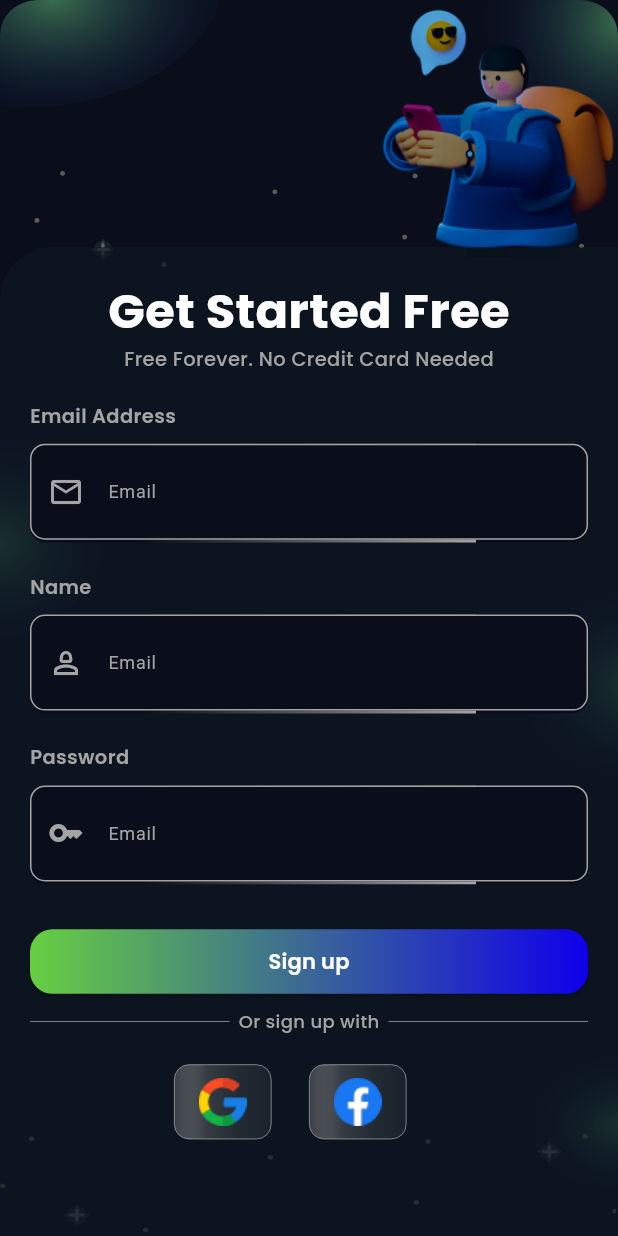
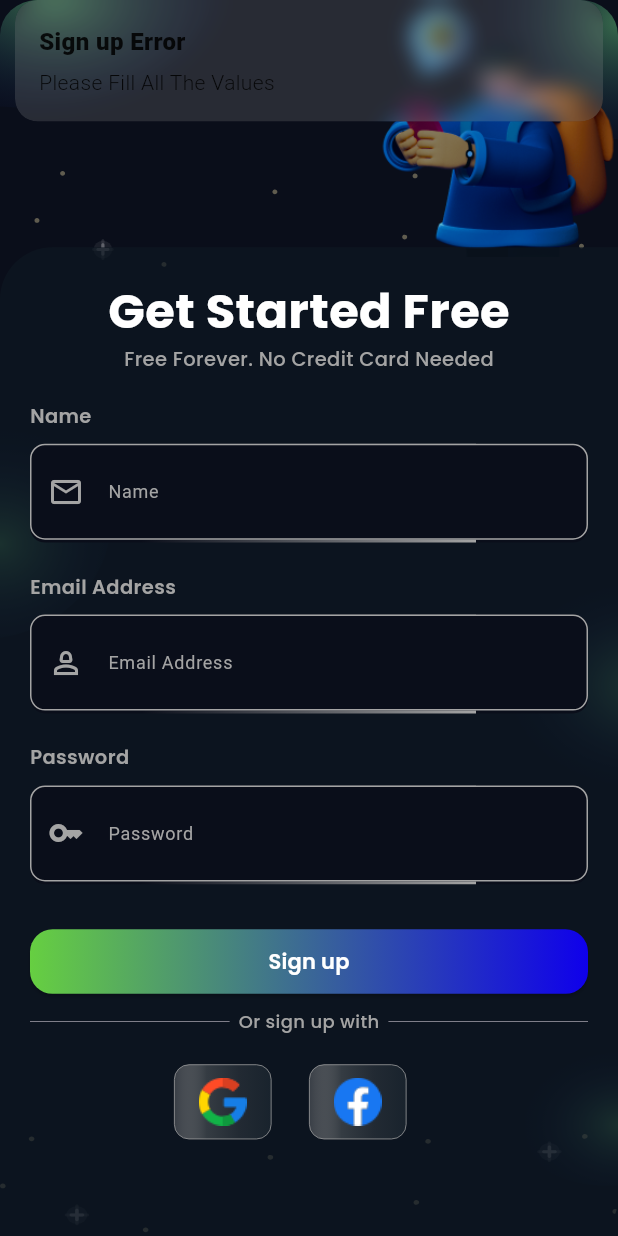
Before and after one commit to Suhaibusman/Solar_App, a Flutter app: the SignUpView screen opened directly, after a tap on "Sign up", on a phone screen of 412 x 824 dp. Run offline on Flutter 3.47's test engine with Material 3 defaults, Android fonts, the phone set to English and light mode, and no system bars; drawn by our look-alikes of auto_size_text; our stand-ins replace calendar_date_picker2, carousel_slider, cloud_firestore, dotted_border, firebase_auth, firebase_core and 6 more; missing offline and left inert: custom_clippers; accounts and stored records are empty.

Commit message:
sign up done

```diff
--- a/lib/controller/complaint_controller.dart
+++ b/lib/controller/complaint_controller.dart
@@ -1,3 +1,5 @@
+// ignore_for_file: unnecessary_null_comparison
+
 import 'package:calendar_date_picker2/calendar_date_picker2.dart';
 import 'package:flutter/material.dart';
 import 'package:flutter_rating_bar/flutter_rating_bar.dart';
--- a/lib/controller/login_controller.dart
+++ b/lib/controller/login_controller.dart
@@ -7,4 +7,5 @@ class LoginController extends GetxController {
   TextEditingController passwordController = TextEditingController();
 
   List loginLogos = [IconsConstants.googleIcon, IconsConstants.facebookIcon];
+  RxBool isPass = true.obs;
 }
--- a/lib/controller/maintainance_controller.dart
+++ b/lib/controller/maintainance_controller.dart
@@ -1,7 +1,6 @@
 import 'package:calendar_date_picker2/calendar_date_picker2.dart';
 import 'package:flutter/material.dart';
 import 'package:get/get.dart';
-import 'package:solar_app/utils/constants/image_constant.dart';
 
 class MaintainanceController extends GetxController {
   RxList<DateTime> selectedDates = <DateTime>[].obs;
--- a/lib/controller/signup_controller.dart
+++ b/lib/controller/signup_controller.dart
@@ -1,3 +1,5 @@
+import 'package:cloud_firestore/cloud_firestore.dart';
+import 'package:firebase_auth/firebase_auth.dart';
 import 'package:flutter/material.dart';
 import 'package:get/get.dart';
 import 'package:solar_app/utils/constants/image_constant.dart';
@@ -8,4 +10,47 @@ class SignUpController extends GetxController {
   TextEditingController nameController = TextEditingController();
 
   List signUpLogos = [IconsConstants.googleIcon, IconsConstants.facebookIcon];
-}
+
+  final FirebaseFirestore firestore = FirebaseFirestore.instance;
+  RxBool loading = false.obs;
+  RxBool isPassVisible = true.obs;
+  signUpWithEmailAndPassword(
+      ) async {
+        loading.value =true;
+    String emailAddress = emailController.text.toString().trim();
+    String password = passwordController.text.toString().trim();
+    String userName = nameController.text.toString().trim();
+
+    if (emailAddress == "" || password == "" || userName == "") {
+      Get.snackbar( "Sign up Error", "Please Fill All The Values");
+     loading.value = false;
+    }  else {
+      try {
+         loading.value = true;
+        final credential =
+            await FirebaseAuth.instance.createUserWithEmailAndPassword(
+          email: emailAddress,
+          password: password,
+        );
+        await firestore.collection("users").doc(credential.user!.uid).set({
+          "username": userName,
+          "emailAddress": emailAddress,
+          "Password": password
+        });
+        if (credential.user != null) {
+           loading.value = false;
+          Get.snackbar( "Sign Up Successfully",
+              "The User With This Email: $emailAddress is Registered Successfully");
+          emailController.clear();
+          passwordController.clear();
+          nameController.clear();
+        }
+      } on FirebaseAuthException catch (e) {
+    loading.value = false;
+        Get.snackbar( "Error", e.toString());
+      } catch (e) {
+        loading.value = false;
+        Get.snackbar( "Error", e.toString());
+      }
+    }
+}}
--- a/lib/main.dart
+++ b/lib/main.dart
@@ -1,14 +1,20 @@
+import 'package:firebase_core/firebase_core.dart';
 import 'package:flutter/material.dart';
 import 'package:flutter/services.dart';
 import 'package:get/get.dart';
+import 'package:solar_app/firebase_options.dart';
 import 'package:solar_app/utils/themes/color_theme.dart';
 import 'package:solar_app/view/splash/splash_view.dart';
 
-void main() {
+void main() async{
+   WidgetsFlutterBinding.ensureInitialized();
   SystemChrome.setSystemUIOverlayStyle(SystemUiOverlayStyle(
     systemNavigationBarColor: primarycolor,
     statusBarColor: primarycolor,
   ));
+   await Firebase.initializeApp(
+    options: DefaultFirebaseOptions.currentPlatform,
+  );
   runApp(const MyApp());
 }
 
--- a/lib/utils/widgets/custom_textfield.dart
+++ b/lib/utils/widgets/custom_textfield.dart
@@ -1,3 +1,5 @@
+// ignore_for_file: must_be_immutable
+
 import 'package:flutter/material.dart';
 import 'package:flutter/services.dart';
 import 'package:get/get.dart';
@@ -5,6 +7,7 @@ import 'package:solar_app/utils/themes/color_theme.dart';
 
 class CustomUnderLineTextField extends StatelessWidget {
   final TextEditingController? controller;
+ final bool? isobscure;
   bool? isreadOnly = true;
   bool? issuffixIcon = false;
   bool? isPreffixIcon = false;
@@ -15,6 +18,7 @@ class CustomUnderLineTextField extends StatelessWidget {
   final String hint;
   final TextInputType type;
   CustomUnderLineTextField({
+     this.isobscure,
     required this.controller,
     required this.hint,
     this.issuffixIcon,
@@ -36,6 +40,7 @@ class CustomUnderLineTextField extends StatelessWidget {
         focusColor: primarycolor,
       ),
       child: TextField(
+        obscureText: isobscure ?? false,
         controller: controller,
         onTap: onTap,
         readOnly: isreadOnly ?? false,
@@ -81,6 +86,7 @@ class CustomUnderLineTextField extends StatelessWidget {
 }
 
 class CustomBorderTextField extends StatefulWidget {
+  final bool? isobscure;
   final String hint;
   final List<TextInputFormatter>? inputFormatters;
   final IconData? suffix;
@@ -95,8 +101,10 @@ class CustomBorderTextField extends StatefulWidget {
   final int? maxLines;
 
   const CustomBorderTextField({
+
     Key? key,
     required this.hint,
+    this.isobscure,
     this.inputFormatters,
     this.suffix,
     this.focusNode,
@@ -136,6 +144,7 @@ class _FieldTextState extends State<CustomBorderTextField> {
         ),
       ),
       child: TextFormField(
+        obscureText: widget.isobscure ?? false,
         maxLines: widget.maxLines,
         inputFormatters: widget.inputFormatters,
         onChanged: widget.onchanged,
--- a/lib/view/auth/login/login_view.dart
+++ b/lib/view/auth/login/login_view.dart
@@ -1,3 +1,5 @@
+// ignore_for_file: must_be_immutable
+
 import 'package:flutter/material.dart';
 import 'package:flutter_svg/svg.dart';
 import 'package:get/get.dart';
@@ -84,6 +86,7 @@ class LoginView extends StatelessWidget {
                           fontSize: 13,
                         ),
                         CustomBorderTextField(
+                            isobscure: false,
                           controller: loginController.emailController,
                           hint: 'Email',
                           prefix: Icon(
@@ -106,18 +109,20 @@ class LoginView extends StatelessWidget {
                           fontSize: 13,
                         ),
                         CustomBorderTextField(
+                          // isobscure: true,
+                            //  isobscure: loginController.isPass.value,
                           controller: loginController.passwordController,
                           hint: 'Password',
                           prefix: Icon(
                             Icons.key,
                             color: lightPrimaryTextColor,
                           ),
-                          valid: (value) {
-                            if (value!.isEmpty) {
-                              return 'Please enter your password';
-                            }
-                            return null;
-                          },
+                          // valid: (value) {
+                          //   if (value!.isEmpty) {
+                          //     return 'Please enter your password';
+                          //   }
+                          //   return null;
+                          // },
                         ),
                         mediumSpace,
                         CustomButton(
--- a/lib/view/auth/signup/signup_view.dart
+++ b/lib/view/auth/signup/signup_view.dart
@@ -1,3 +1,5 @@
+// ignore_for_file: must_be_immutable
+
 import 'package:flutter/material.dart';
 import 'package:flutter_svg/svg.dart';
 import 'package:get/get.dart';
@@ -66,22 +68,26 @@ class SignUpView extends StatelessWidget {
                     ),
                     mediumSpace,
                     ctext(
+                        text: "Name",
+                        fontWeight: FontWeight.w600,
+                        color: lightPrimaryTextColor,
+                        fontSize: 13),
+                    CustomBorderTextField(
+                      isobscure: false,
+                        controller: signUpController.nameController,
+                        hint: 'Name',
+                        prefix: Icon(Icons.email_outlined,
+                            color: lightPrimaryTextColor)),
+                    smallSpace,
+                    ctext(
                         text: "Email Address",
                         fontWeight: FontWeight.w600,
                         color: lightPrimaryTextColor,
                         fontSize: 13),
                     CustomBorderTextField(
-                        hint: 'Email',
-                        prefix: Icon(Icons.email_outlined,
-                            color: lightPrimaryTextColor)),
-                    smallSpace,
-                    ctext(
-                        text: "Name",
-                        fontWeight: FontWeight.w600,
-                        color: lightPrimaryTextColor,
-                        fontSize: 13),
-                    CustomBorderTextField(
-                        hint: 'Email',
+                      isobscure: false,
+                        controller: signUpController.emailController,
+                        hint: 'Email Address',
                         prefix: Icon(Icons.person_2_outlined,
                             color: lightPrimaryTextColor)),
                     smallSpace,
@@ -91,17 +97,23 @@ class SignUpView extends StatelessWidget {
                         color: lightPrimaryTextColor,
                         fontSize: 13),
                     CustomBorderTextField(
-                        hint: 'Email',
+                        //  isobscure: signUpController.isPassVisible.value,
+                        controller: signUpController.passwordController,
+                        hint: 'Password',
                         prefix: Icon(Icons.key, color: lightPrimaryTextColor)),
                     mediumSpace,
-                    CustomButton(
-                        borderRadius: BorderRadius.circular(15),
-                        height: 43,
-                        mywidth: 1,
-                        onPressed: () {},
-                        child: 'Sign up',
-                        gradientColors: [btnPrimaryColor, btnSecondaryColor],
-                        color: btnSecondaryColor),
+                    Obx(() {
+                      return signUpController.loading.value ? const Center(child: CircularProgressIndicator()):CustomButton(
+                          borderRadius: BorderRadius.circular(15),
+                          height: 43,
+                          mywidth: 1,
+                          onPressed: () {
+                            signUpController.signUpWithEmailAndPassword();
+                          },
+                          child: 'Sign up',
+                          gradientColors: [btnPrimaryColor, btnSecondaryColor],
+                          color: btnSecondaryColor);
+                    }),
                     smallSpace,
                     Row(
                       mainAxisAlignment: MainAxisAlignment.center,
@@ -150,9 +162,9 @@ class SignUpView extends StatelessWidget {
                                   end: Alignment.centerRight,
                                   colors: [
                                     Colors.grey.withOpacity(.3),
-                                    Color(0xff353C43),
-                                    Color(0xff222A33),
-                                    Color(0xff19232D),
+                                    const Color(0xff353C43),
+                                    const Color(0xff222A33),
+                                    const Color(0xff19232D),
                                   ],
                                 ),
                                 borderRadius: BorderRadius.circular(10),
--- a/lib/view/nav_bar/change_password/change_password_view.dart
+++ b/lib/view/nav_bar/change_password/change_password_view.dart
@@ -1,3 +1,5 @@
+// ignore_for_file: must_be_immutable
+
 import 'package:flutter/material.dart';
 import 'package:flutter_svg/svg.dart';
 import 'package:get/get.dart';
@@ -74,6 +76,7 @@ class ChangePasswordView extends StatelessWidget {
                         largeSpace,
                         ctext(text: "Retype Password"),
                         CustomUnderLineTextField(
+                          // isobscure: true,
                             controller:
                                 changePasswordController.emailController,
                             hint: "**********",
--- a/lib/view/nav_bar/profile/profile_view.dart
+++ b/lib/view/nav_bar/profile/profile_view.dart
@@ -84,18 +84,21 @@ class ProfileView extends StatelessWidget {
                           largeSpace,
                           ctext(text: "Your Mail ID"),
                           CustomUnderLineTextField(
+                              isobscure: false,
                               controller: profileController.emailController,
                               hint: "abc@gmail.com",
                               type: TextInputType.emailAddress),
                           largeSpace,
                           ctext(text: "Phone Number"),
                           CustomUnderLineTextField(
+                              isobscure: false,
                               controller: profileController.emailController,
                               hint: "+92 332 283628",
                               type: TextInputType.emailAddress),
                           largeSpace,
                           ctext(text: "Address"),
                           CustomUnderLineTextField(
+                              isobscure: false,
                               controller: profileController.emailController,
                               hint: "abc street, Apt R-42, pechs society",
                               type: TextInputType.emailAddress),
--- a/pubspec.yaml
+++ b/pubspec.yaml
@@ -46,6 +46,9 @@ dependencies:
   flutter_rating_bar: ^4.0.1
   dotted_border: ^2.1.0
   carousel_slider: ^4.2.1
+  firebase_core: ^2.23.0
+  cloud_firestore: ^4.13.2
+  firebase_auth: ^4.14.1
 
 dev_dependencies:
   flutter_test:
```
Also changed, not shown: lib/firebase_options.dart (added), pubspec.lock, 9 other files.
